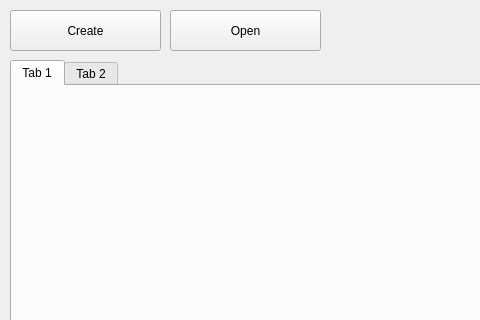
This is DBBrowser/DBBrowser/mainwindow.ui in luogan1234/dbproject as Qt 5 draws it before an edit; both pictures show x 0 to 480 and y 0 to 320 of the 1238 by 689 pixel window. The edited form follows.
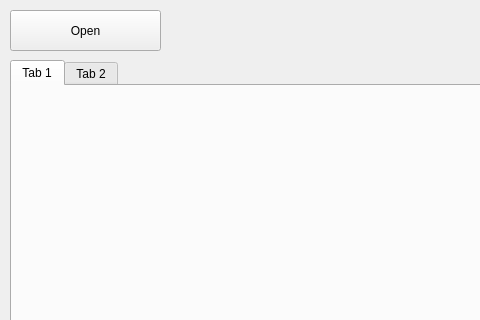
This is the edited form.

Diff of the .ui file:
```diff
--- a/DBBrowser/DBBrowser/mainwindow.ui
+++ b/DBBrowser/DBBrowser/mainwindow.ui
@@ -14,23 +14,10 @@
    <string>DB Broswer</string>
   </property>
   <widget class="QWidget" name="centralWidget">
-   <widget class="QPushButton" name="createButton">
-    <property name="geometry">
-     <rect>
-      <x>10</x>
-      <y>10</y>
-      <width>151</width>
-      <height>41</height>
-     </rect>
-    </property>
-    <property name="text">
-     <string>Create</string>
-    </property>
-   </widget>
    <widget class="QPushButton" name="openButton">
     <property name="geometry">
      <rect>
-      <x>170</x>
+      <x>10</x>
       <y>10</y>
       <width>151</width>
       <height>41</height>
```
